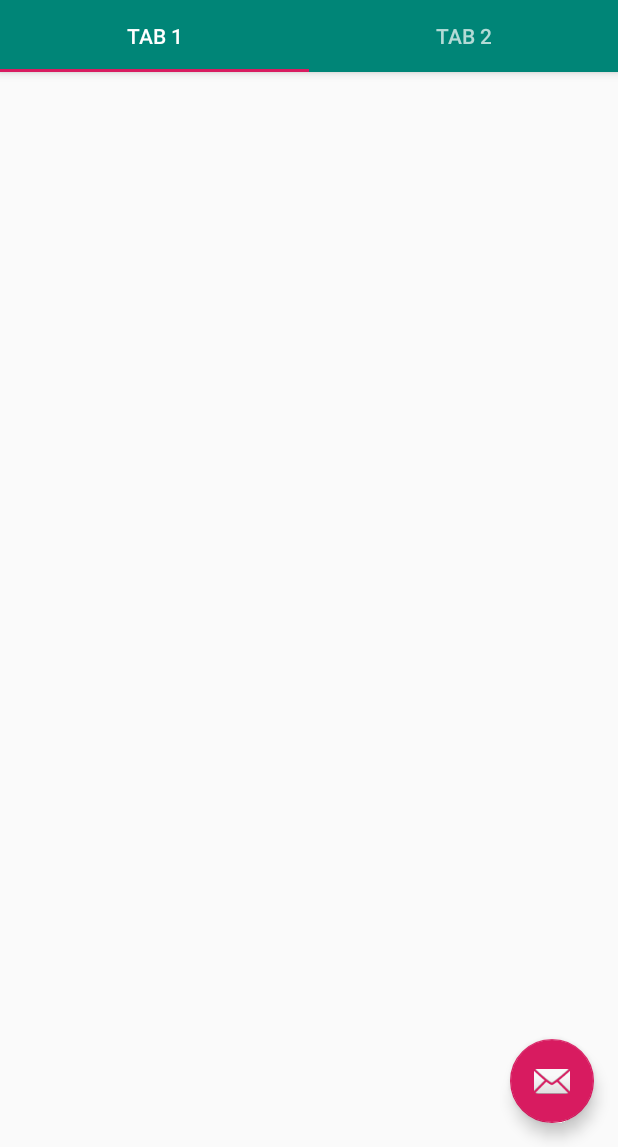
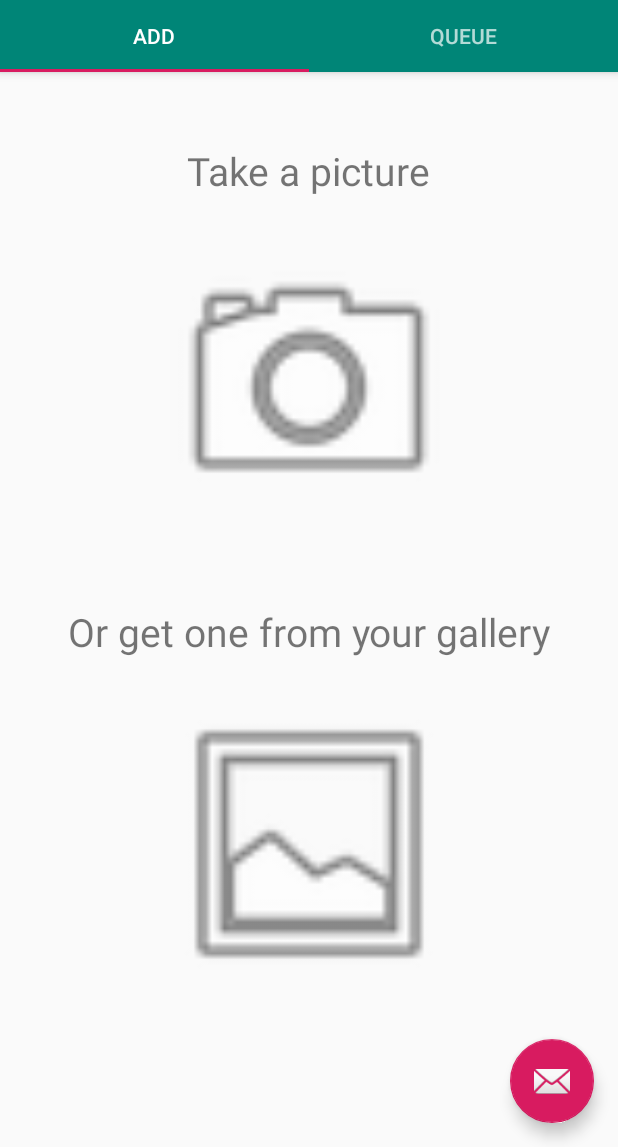
Before and after one commit to Sebastiaan-Alvarez-Rodriguez/Pythonator, an Android app: the screen it shows after launch (MainActivity), on a phone screen of 412 x 824 dp, the part 89-1236 px from its top. Run offline under Robolectric (Android 15) with nearby library versions, the phone set to English and light mode, and no system bars.

Commit message:
WIP: Setup initial layout and started shared context service communications

```diff
--- a/app/app/build.gradle
+++ b/app/app/build.gradle
@@ -16,6 +16,10 @@ android {
             proguardFiles getDefaultProguardFile('proguard-android-optimize.txt'), 'proguard-rules.pro'
         }
     }
+    compileOptions {
+        sourceCompatibility = 1.8
+        targetCompatibility = 1.8
+    }
 }
 
 dependencies {
--- a/app/app/src/main/java/com/python/pythonator/MainActivity.java
+++ b/app/app/src/main/java/com/python/pythonator/ui/main/MainActivity.java
@@ -1,4 +1,4 @@
-package com.python.pythonator;
+package com.python.pythonator.ui.main;
 
 import android.os.Bundle;
 
@@ -9,11 +9,10 @@ import com.google.android.material.tabs.TabLayout;
 import androidx.viewpager.widget.ViewPager;
 import androidx.appcompat.app.AppCompatActivity;
 
-import android.view.Menu;
-import android.view.MenuItem;
 import android.view.View;
 
-import com.python.pythonator.ui.main.SectionsPagerAdapter;
+import com.python.pythonator.R;
+import com.python.pythonator.ui.main.view.SectionsPagerAdapter;
 
 public class MainActivity extends AppCompatActivity {
 
@@ -21,7 +20,7 @@ public class MainActivity extends AppCompatActivity {
     protected void onCreate(Bundle savedInstanceState) {
         super.onCreate(savedInstanceState);
         setContentView(R.layout.activity_main);
-        SectionsPagerAdapter sectionsPagerAdapter = new SectionsPagerAdapter(this, getSupportFragmentManager());
+        SectionsPagerAdapter sectionsPagerAdapter = new SectionsPagerAdapter(getSupportFragmentManager());
         ViewPager viewPager = findViewById(R.id.view_pager);
         viewPager.setAdapter(sectionsPagerAdapter);
         TabLayout tabs = findViewById(R.id.tabs);
--- a/app/app/src/main/java/com/python/pythonator/ui/main/PageViewModel.java
+++ /dev/null
@@ -1,26 +0,0 @@
-package com.python.pythonator.ui.main;
-
-import androidx.arch.core.util.Function;
-import androidx.lifecycle.LiveData;
-import androidx.lifecycle.MutableLiveData;
-import androidx.lifecycle.Transformations;
-import androidx.lifecycle.ViewModel;
-
-public class PageViewModel extends ViewModel {
-
-    private MutableLiveData<Integer> mIndex = new MutableLiveData<>();
-    private LiveData<String> mText = Transformations.map(mIndex, new Function<Integer, String>() {
-        @Override
-        public String apply(Integer input) {
-            return "Hello world from section: " + input;
-        }
-    });
-
-    public void setIndex(int index) {
-        mIndex.setValue(index);
-    }
-
-    public LiveData<String> getText() {
-        return mText;
-    }
-}
--- a/app/app/src/main/java/com/python/pythonator/ui/main/PlaceholderFragment.java
+++ /dev/null
@@ -1,59 +0,0 @@
-package com.python.pythonator.ui.main;
-
-import android.os.Bundle;
-import android.view.LayoutInflater;
-import android.view.View;
-import android.view.ViewGroup;
-import android.widget.TextView;
-
-import androidx.annotation.Nullable;
-import androidx.annotation.NonNull;
-import androidx.fragment.app.Fragment;
-import androidx.lifecycle.Observer;
-import androidx.lifecycle.ViewModelProviders;
-
-import com.python.pythonator.R;
-
-/**
- * A placeholder fragment containing a simple view.
- */
-public class PlaceholderFragment extends Fragment {
-
-    private static final String ARG_SECTION_NUMBER = "section_number";
-
-    private PageViewModel pageViewModel;
-
-    public static PlaceholderFragment newInstance(int index) {
-        PlaceholderFragment fragment = new PlaceholderFragment();
-        Bundle bundle = new Bundle();
-        bundle.putInt(ARG_SECTION_NUMBER, index);
-        fragment.setArguments(bundle);
-        return fragment;
-    }
-
-    @Override
-    public void onCreate(Bundle savedInstanceState) {
-        super.onCreate(savedInstanceState);
-        pageViewModel = ViewModelProviders.of(this).get(PageViewModel.class);
-        int index = 1;
-        if (getArguments() != null) {
-            index = getArguments().getInt(ARG_SECTION_NUMBER);
-        }
-        pageViewModel.setIndex(index);
-    }
-
-    @Override
-    public View onCreateView(
-            @NonNull LayoutInflater inflater, ViewGroup container,
-            Bundle savedInstanceState) {
-        View root = inflater.inflate(R.layout.fragment_main, container, false);
-        final TextView textView = root.findViewById(R.id.section_label);
-        pageViewModel.getText().observe(this, new Observer<String>() {
-            @Override
-            public void onChanged(@Nullable String s) {
-                textView.setText(s);
-            }
-        });
-        return root;
-    }
-}
--- a/app/app/src/main/java/com/python/pythonator/ui/main/SectionsPagerAdapter.java
+++ /dev/null
@@ -1,46 +0,0 @@
-package com.python.pythonator.ui.main;
-
-import android.content.Context;
-
-import androidx.annotation.Nullable;
-import androidx.annotation.StringRes;
-import androidx.fragment.app.Fragment;
-import androidx.fragment.app.FragmentManager;
-import androidx.fragment.app.FragmentPagerAdapter;
-
-import com.python.pythonator.R;
-
-/**
- * A [FragmentPagerAdapter] that returns a fragment corresponding to
- * one of the sections/tabs/pages.
- */
-public class SectionsPagerAdapter extends FragmentPagerAdapter {
-
-    @StringRes
-    private static final int[] TAB_TITLES = new int[]{R.string.tab_text_1, R.string.tab_text_2};
-    private final Context mContext;
-
-    public SectionsPagerAdapter(Context context, FragmentManager fm) {
-        super(fm);
-        mContext = context;
-    }
-
-    @Override
-    public Fragment getItem(int position) {
-        // getItem is called to instantiate the fragment for the given page.
-        // Return a PlaceholderFragment (defined as a static inner class below).
-        return PlaceholderFragment.newInstance(position + 1);
-    }
-
-    @Nullable
-    @Override
-    public CharSequence getPageTitle(int position) {
-        return mContext.getResources().getString(TAB_TITLES[position]);
-    }
-
-    @Override
-    public int getCount() {
-        // Show 2 total pages.
-        return 2;
-    }
-}
--- /dev/null
+++ b/app/app/src/main/java/com/python/pythonator/ui/main/view/SectionsPagerAdapter.java
@@ -0,0 +1,37 @@
+package com.python.pythonator.ui.main.view;
+
+import androidx.annotation.Nullable;
+import androidx.fragment.app.Fragment;
+import androidx.fragment.app.FragmentManager;
+import androidx.fragment.app.FragmentPagerAdapter;
+
+import com.python.pythonator.ui.pick.PickFragment;
+
+public class SectionsPagerAdapter extends FragmentPagerAdapter {
+
+    private static final String[] TAB_TITLES = new String[]{"Add", "Queue"};
+
+    public SectionsPagerAdapter(FragmentManager fm) {
+        super(fm);
+    }
+
+    @Override
+    public Fragment getItem(int position) {
+        switch (position) {
+            case 0:
+            default:
+                return new PickFragment();
+        }
+    }
+
+    @Nullable
+    @Override
+    public CharSequence getPageTitle(int position) {
+        return TAB_TITLES[position];
+    }
+
+    @Override
+    public int getCount() {
+        return 2;
+    }
+}
--- /dev/null
+++ b/app/app/src/main/java/com/python/pythonator/ui/pick/PickFragment.java
@@ -0,0 +1,95 @@
+package com.python.pythonator.ui.pick;
+
+import android.Manifest;
+import android.app.Activity;
+import android.content.Intent;
+import android.content.pm.PackageManager;
+import android.graphics.Bitmap;
+import android.os.Bundle;
+import android.provider.MediaStore;
+import android.view.LayoutInflater;
+import android.view.View;
+import android.view.ViewGroup;
+import android.widget.ImageView;
+
+import androidx.annotation.NonNull;
+import androidx.annotation.Nullable;
+import androidx.core.app.ActivityCompat;
+import androidx.fragment.app.Fragment;
+
+import com.google.android.material.snackbar.Snackbar;
+import com.python.pythonator.R;
+
+public class PickFragment extends Fragment {
+    private static final int REQUEST_CAMERA_PERMISSION = 0, REQUEST_IMAGE_CAPTURE = 1;
+
+    private ImageView capture_button, gallery_button;
+
+    @Override
+    public void onCreate(@Nullable Bundle savedInstanceState) {
+        super.onCreate(savedInstanceState);
+    }
+
+    @Nullable
+    @Override
+    public View onCreateView(@NonNull LayoutInflater inflater, @Nullable ViewGroup container, @Nullable Bundle savedInstanceState) {
+        return inflater.inflate(R.layout.fragment_main, container, false);
+    }
+
+    @Override
+    public void onViewCreated(@NonNull View view, @Nullable Bundle savedInstanceState) {
+        findGlobalViews(view);
+        setupButtons();
+    }
+
+    private void findGlobalViews(final View view) {
+        capture_button = view.findViewById(R.id.main_capture);
+        gallery_button = view.findViewById(R.id.main_gallery);
+    }
+
+    private void setupButtons() {
+        capture_button.setOnClickListener(v -> capture());
+        gallery_button.setOnClickListener(v -> {
+
+        });
+    }
+
+    private void capture() {
+        if (!checkPermission()) {
+            askPermission();
+            return;
+        }
+        Intent intent = new Intent(MediaStore.ACTION_IMAGE_CAPTURE);
+        if (getActivity() != null && intent.resolveActivity(getActivity().getPackageManager()) != null) {
+            startActivityForResult(intent, REQUEST_IMAGE_CAPTURE);
+        } else {
+            //TODO: User has no camera app. Handle camera myself
+        }
+    }
+
+    private boolean checkPermission() {
+        return ActivityCompat.checkSelfPermission(getContext(), Manifest.permission.CAMERA) == PackageManager.PERMISSION_GRANTED;
+    }
+
+    private void askPermission() {
+        ActivityCompat.requestPermissions(getActivity(), new String[]{Manifest.permission.CAMERA}, REQUEST_CAMERA_PERMISSION);
+    }
+
+    @Override
+    public void onActivityResult(int requestCode, int resultCode, Intent data) {
+        if (requestCode == REQUEST_IMAGE_CAPTURE && resultCode == Activity.RESULT_OK && data.hasExtra("data")) {
+            Bitmap photo = (Bitmap) data.getExtras().get("data");
+            //TODO: do something intelligent with photo
+        }
+    }
+
+    @Override
+    public void onRequestPermissionsResult(int requestCode, @NonNull String[] permissions, @NonNull int[] grantResults) {
+        if (requestCode == REQUEST_CAMERA_PERMISSION) {
+            if (grantResults[0] == PackageManager.PERMISSION_DENIED)
+                Snackbar.make(getView(), "Cannot open camera without permissions", Snackbar.LENGTH_LONG).show();
+            else
+                capture();
+        }
+    }
+}
--- a/app/app/src/main/res/layout/activity_main.xml
+++ b/app/app/src/main/res/layout/activity_main.xml
@@ -4,7 +4,7 @@
     xmlns:tools="http://schemas.android.com/tools"
     android:layout_width="match_parent"
     android:layout_height="match_parent"
-    tools:context=".MainActivity">
+    tools:context=".ui.main.MainActivity">
 
     <androidx.viewpager.widget.ViewPager
         android:id="@+id/view_pager"
--- a/app/app/src/main/res/layout/fragment_main.xml
+++ b/app/app/src/main/res/layout/fragment_main.xml
@@ -5,19 +5,47 @@
     android:id="@+id/constraintLayout"
     android:layout_width="match_parent"
     android:layout_height="match_parent"
-    tools:context=".ui.main.PlaceholderFragment">
+    tools:context=".ui.pick.PickFragment">
+
+    <ImageView
+        android:id="@+id/main_capture"
+        android:layout_width="200dp"
+        android:layout_height="200dp"
+        android:layout_marginTop="24dp"
+        android:src="@android:drawable/ic_menu_camera"
+        app:layout_constraintEnd_toEndOf="parent"
+        app:layout_constraintStart_toStartOf="parent"
+        app:layout_constraintTop_toBottomOf="@+id/main_text1" />
 
     <TextView
-        android:id="@+id/section_label"
+        android:id="@+id/main_text1"
         android:layout_width="wrap_content"
         android:layout_height="wrap_content"
-        android:layout_marginStart="@dimen/activity_horizontal_margin"
-        android:layout_marginTop="@dimen/activity_vertical_margin"
-        android:layout_marginEnd="@dimen/activity_horizontal_margin"
-        android:layout_marginBottom="@dimen/activity_vertical_margin"
-        app:layout_constraintLeft_toLeftOf="parent"
-        app:layout_constraintTop_toTopOf="@+id/constraintLayout"
-        tools:layout_constraintLeft_creator="1"
-        tools:layout_constraintTop_creator="1" />
+        android:layout_marginTop="48dp"
+        android:text="Take a picture"
+        android:textSize="26sp"
+        app:layout_constraintEnd_toEndOf="parent"
+        app:layout_constraintStart_toStartOf="parent"
+        app:layout_constraintTop_toTopOf="parent" />
 
+    <TextView
+        android:id="@+id/main_text2"
+        android:layout_width="wrap_content"
+        android:layout_height="wrap_content"
+        android:layout_marginTop="48dp"
+        android:text="Or get one from your gallery"
+        android:textSize="26sp"
+        app:layout_constraintEnd_toEndOf="parent"
+        app:layout_constraintStart_toStartOf="parent"
+        app:layout_constraintTop_toBottomOf="@+id/main_capture" />
+
+    <ImageView
+        android:id="@+id/main_gallery"
+        android:layout_width="200dp"
+        android:layout_height="200dp"
+        android:layout_marginTop="24dp"
+        android:src="@android:drawable/ic_menu_gallery"
+        app:layout_constraintEnd_toEndOf="parent"
+        app:layout_constraintStart_toStartOf="parent"
+        app:layout_constraintTop_toBottomOf="@+id/main_text2" />
 </androidx.constraintlayout.widget.ConstraintLayout>
```
Also changed, not shown: app/app/src/main/AndroidManifest.xml (+6 -2 lines).
